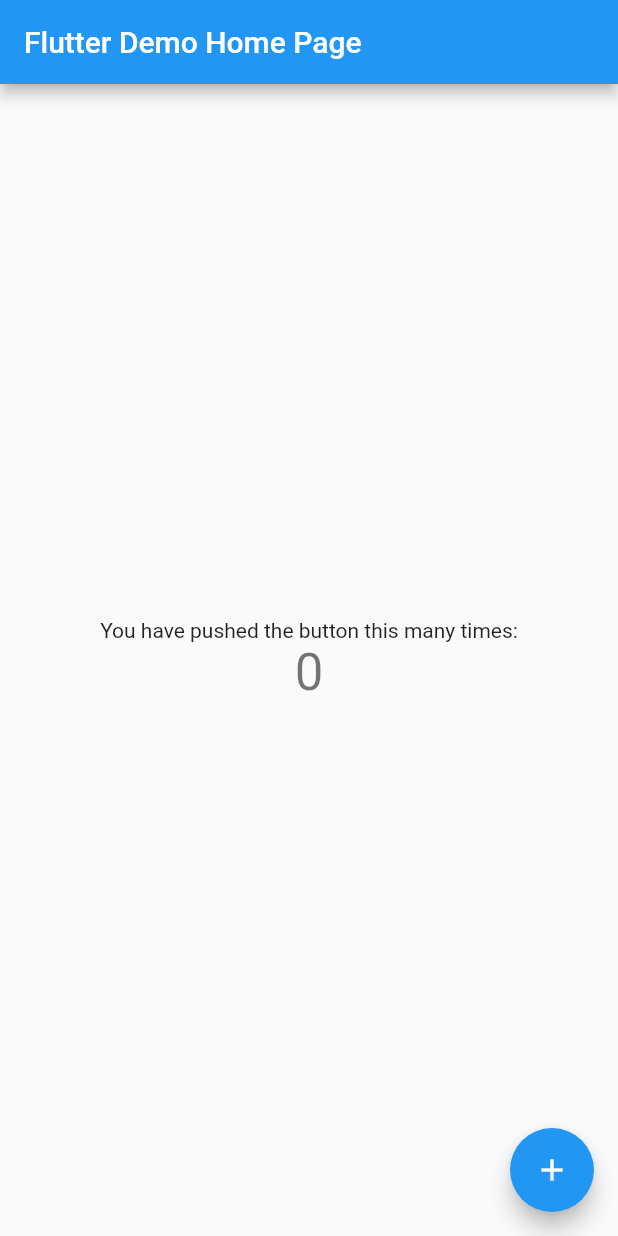
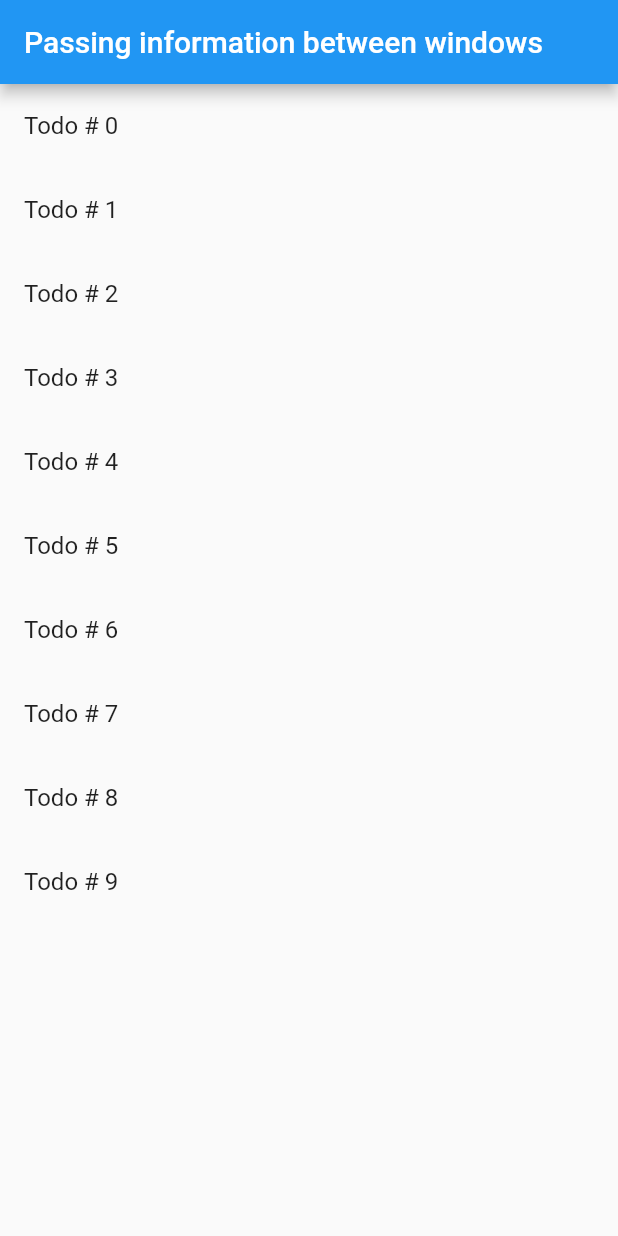
Before and after one commit to howdy10/Flutter-Passing-data, a Flutter app: the screen it shows after launch, on a phone screen of 412 x 824 dp. Run offline on Flutter 3.47's test engine with Material 2 defaults, Android fonts, the phone set to English and light mode, and no system bars.

Commit message:
completed cookbook

```diff
--- a/lib/main.dart
+++ b/lib/main.dart
@@ -1,6 +1,13 @@
 import 'package:flutter/material.dart';
 
 void main() => runApp(MyApp());
+
+class Todo {
+  final String title;
+  final String description;
+
+  Todo(this.title, this.description);
+}
 
 class MyApp extends StatelessWidget {
   // This widget is the root of your application.
@@ -8,18 +15,6 @@ class MyApp extends StatelessWidget {
   Widget build(BuildContext context) {
     return MaterialApp(
       title: 'Flutter Demo',
-      theme: ThemeData(
-        // This is the theme of your application.
-        //
-        // Try running your application with "flutter run". You'll see the
-        // application has a blue toolbar. Then, without quitting the app, try
-        // changing the primarySwatch below to Colors.green and then invoke
-        // "hot reload" (press "r" in the console where you ran "flutter run",
-        // or simply save your changes to "hot reload" in a Flutter IDE).
-        // Notice that the counter didn't reset back to zero; the application
-        // is not restarted.
-        primarySwatch: Colors.blue,
-      ),
       home: MyHomePage(title: 'Flutter Demo Home Page'),
     );
   }
@@ -28,15 +23,6 @@ class MyApp extends StatelessWidget {
 class MyHomePage extends StatefulWidget {
   MyHomePage({Key key, this.title}) : super(key: key);
 
-  // This widget is the home page of your application. It is stateful, meaning
-  // that it has a State object (defined below) that contains fields that affect
-  // how it looks.
-
-  // This class is the configuration for the state. It holds the values (in this
-  // case the title) provided by the parent (in this case the App widget) and
-  // used by the build method of the State. Fields in a Widget subclass are
-  // always marked "final".
-
   final String title;
 
   @override
@@ -44,68 +30,55 @@ class MyHomePage extends StatefulWidget {
 }
 
 class _MyHomePageState extends State<MyHomePage> {
-  int _counter = 0;
-
-  void _incrementCounter() {
-    setState(() {
-      // This call to setState tells the Flutter framework that something has
-      // changed in this State, which causes it to rerun the build method below
-      // so that the display can reflect the updated values. If we changed
-      // _counter without calling setState(), then the build method would not be
-      // called again, and so nothing would appear to happen.
-      _counter++;
-    });
-  }
+  final todos = List<Todo>.generate(
+    10,
+    (i) => Todo('Todo # $i', 'Desciprtion'),
+  );
 
   @override
   Widget build(BuildContext context) {
-    // This method is rerun every time setState is called, for instance as done
-    // by the _incrementCounter method above.
-    //
-    // The Flutter framework has been optimized to make rerunning build methods
-    // fast, so that you can just rebuild anything that needs updating rather
-    // than having to individually change instances of widgets.
+    return Scaffold(
+        appBar: AppBar(
+          title: Text("Passing information between windows"),
+        ),
+        body: _makeListView());
+  }
+
+  Widget _makeListView() {
+    return ListView.builder(
+        itemCount: todos.length,
+        itemBuilder: (context, index) {
+          return ListTile(
+            title: Text(
+              todos[index].title,
+            ),
+            onTap: () {
+              Navigator.push(
+                  context,
+                  MaterialPageRoute(
+                      builder: (context) => DetailScreen(
+                            todo: todos[index],
+                          )));
+            },
+          );
+        });
+  }
+}
+
+class DetailScreen extends StatelessWidget {
+  final Todo todo;
+  DetailScreen({Key key, @required this.todo}) : super(key: key);
+
+  @override
+  Widget build(BuildContext context) {
     return Scaffold(
       appBar: AppBar(
-        // Here we take the value from the MyHomePage object that was created by
-        // the App.build method, and use it to set our appbar title.
-        title: Text(widget.title),
+        title: Text(todo.title),
       ),
-      body: Center(
-        // Center is a layout widget. It takes a single child and positions it
-        // in the middle of the parent.
-        child: Column(
-          // Column is also layout widget. It takes a list of children and
-          // arranges them vertically. By default, it sizes itself to fit its
-          // children horizontally, and tries to be as tall as its parent.
-          //
-          // Invoke "debug painting" (press "p" in the console, choose the
-          // "Toggle Debug Paint" action from the Flutter Inspector in Android
-          // Studio, or the "Toggle Debug Paint" command in Visual Studio Code)
-          // to see the wireframe for each widget.
-          //
-          // Column has various properties to control how it sizes itself and
-          // how it positions its children. Here we use mainAxisAlignment to
-          // center the children vertically; the main axis here is the vertical
-          // axis because Columns are vertical (the cross axis would be
-          // horizontal).
-          mainAxisAlignment: MainAxisAlignment.center,
-          children: <Widget>[
-            Text(
-              'You have pushed the button this many times:',
-            ),
-            Text(
-              '$_counter',
-              style: Theme.of(context).textTheme.display1,
-            ),
-          ],
-        ),
+      body: Padding(
+        padding: EdgeInsets.all(16.0),
+        child: Text(todo.description),
       ),
-      floatingActionButton: FloatingActionButton(
-        onPressed: _incrementCounter,
-        tooltip: 'Increment',
-        child: Icon(Icons.add),
-      ), // This trailing comma makes auto-formatting nicer for build methods.
     );
   }
 }
```
Also changed, not shown: 2 other files.
